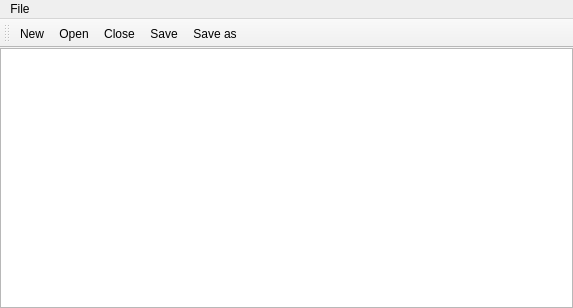
The window that mainwindow.ui (NazakatUmrani/Simple-Notepad-GUI-Qt) describes before a commit, drawn with Qt 5.
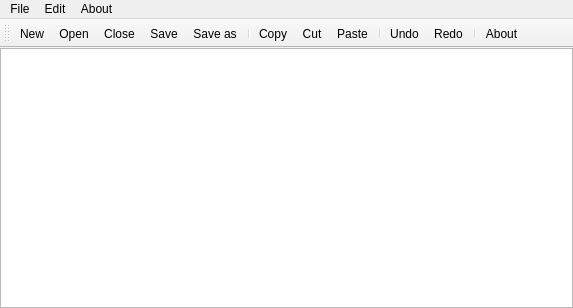
The same window after the commit. Icons and pictures are not drawn.

The edit to the form file:
```diff
--- a/mainwindow.ui
+++ b/mainwindow.ui
@@ -59,7 +59,26 @@
     <addaction name="actionSave"/>
     <addaction name="actionSave_as"/>
    </widget>
+   <widget class="QMenu" name="menuEdit">
+    <property name="title">
+     <string>Edit</string>
+    </property>
+    <addaction name="actionCopy"/>
+    <addaction name="actionCut"/>
+    <addaction name="actionPaste"/>
+    <addaction name="separator"/>
+    <addaction name="actionUndo"/>
+    <addaction name="actionRedo"/>
+   </widget>
+   <widget class="QMenu" name="menuAbout">
+    <property name="title">
+     <string>About</string>
+    </property>
+    <addaction name="actionAbout"/>
+   </widget>
    <addaction name="menuFile"/>
+   <addaction name="menuEdit"/>
+   <addaction name="menuAbout"/>
   </widget>
   <widget class="QToolBar" name="toolBar">
    <property name="windowTitle">
@@ -76,6 +95,15 @@
    <addaction name="actionClose"/>
    <addaction name="actionSave"/>
    <addaction name="actionSave_as"/>
+   <addaction name="separator"/>
+   <addaction name="actionCopy"/>
+   <addaction name="actionCut"/>
+   <addaction name="actionPaste"/>
+   <addaction name="separator"/>
+   <addaction name="actionUndo"/>
+   <addaction name="actionRedo"/>
+   <addaction name="separator"/>
+   <addaction name="actionAbout"/>
   </widget>
   <action name="actionNew">
    <property name="icon">
@@ -137,6 +165,68 @@
     <string>Ctrl+Shift+S</string>
    </property>
   </action>
+  <action name="actionCopy">
+   <property name="icon">
+    <iconset resource="resources.qrc">
+     <normaloff>:/resources/icons/copy.png</normaloff>:/resources/icons/copy.png</iconset>
+   </property>
+   <property name="text">
+    <string>Copy</string>
+   </property>
+   <property name="shortcut">
+    <string>Ctrl+C</string>
+   </property>
+  </action>
+  <action name="actionCut">
+   <property name="text">
+    <string>Cut</string>
+   </property>
+  </action>
+  <action name="actionPaste">
+   <property name="icon">
+    <iconset resource="resources.qrc">
+     <normaloff>:/resources/icons/paste.png</normaloff>:/resources/icons/paste.png</iconset>
+   </property>
+   <property name="text">
+    <string>Paste</string>
+   </property>
+   <property name="shortcut">
+    <string>Ctrl+V</string>
+   </property>
+  </action>
+  <action name="actionUndo">
+   <property name="icon">
+    <iconset resource="resources.qrc">
+     <normaloff>:/resources/icons/undo.png</normaloff>:/resources/icons/undo.png</iconset>
+   </property>
+   <property name="text">
+    <string>Undo</string>
+   </property>
+   <property name="shortcut">
+    <string>Ctrl+Z</string>
+   </property>
+  </action>
+  <action name="actionRedo">
+   <property name="icon">
+    <iconset resource="resources.qrc">
+     <normaloff>:/resources/icons/redo.png</normaloff>:/resources/icons/redo.png</iconset>
+   </property>
+   <property name="text">
+    <string>Redo</string>
+   </property>
+   <property name="shortcut">
+    <string>Ctrl+Y</string>
+   </property>
+  </action>
+  <action name="actionAbout">
+   <property name="icon">
+    <iconset resource="resources.qrc">
+     <normaloff>:/resources/icons/about.png</normaloff>:/resources/icons/about.png</iconset>
+   </property>
+   <property name="text">
+    <string>About</string>
+   </property>
+  </action>
  </widget>
  <resources>
   <include location="resources.qrc"/>
```
Left out of the diff: 6 changed lines with no effect on the pictures.
